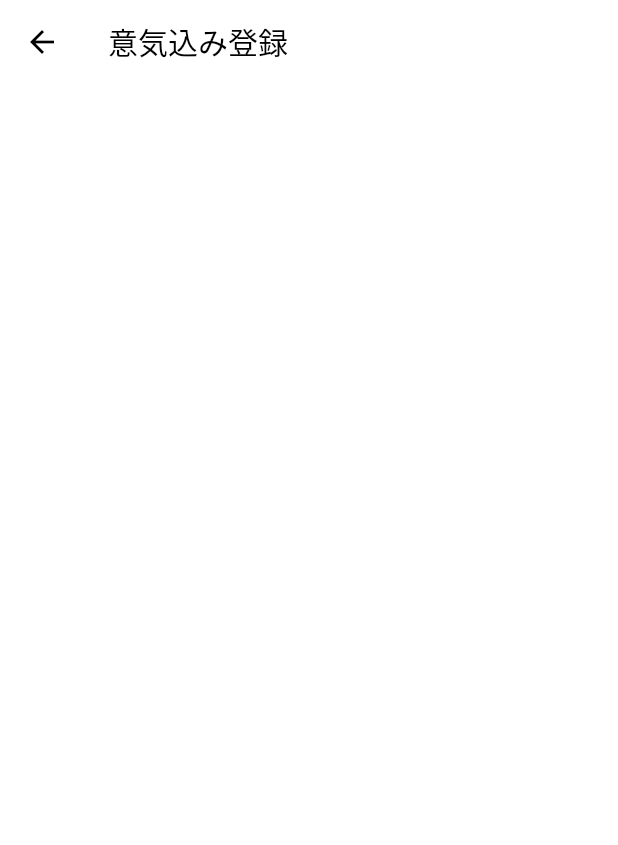
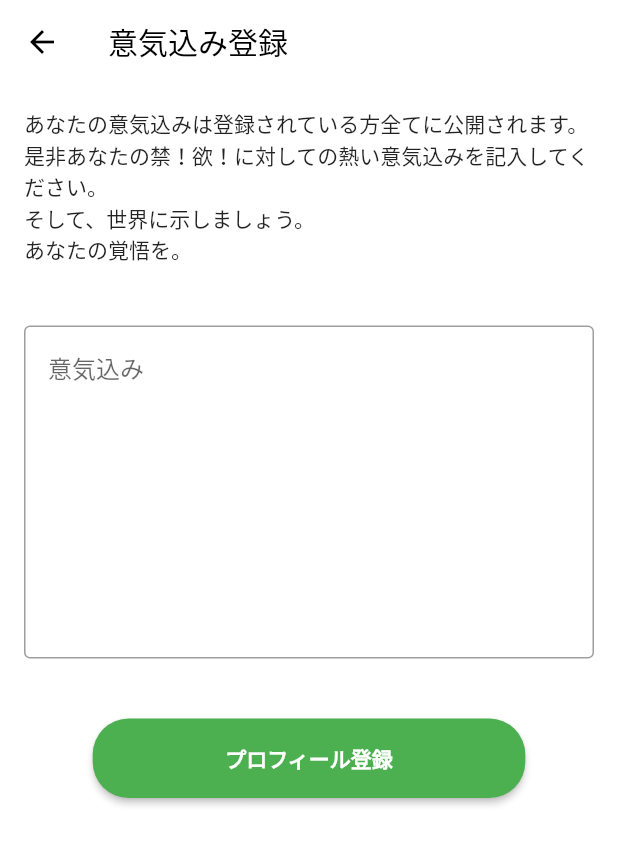
Before and after one commit to tttuuu1234/abstinence_app, a Flutter app: the EnthusiasmRegisterPage screen opened directly, on a phone screen of 412 x 824 dp. Shown: the top 845 px of the screen. Run offline on Flutter 3.47's test engine with Material 2 defaults, Android fonts, the phone set to English and light mode, and no system bars; our stand-ins replace flutter_riverpod, package_info_plus.

Commit message:
#12 デザインの実装

```diff
--- a/lib/presentation/components/hint_text.dart
+++ b/lib/presentation/components/hint_text.dart
@@ -2,8 +2,11 @@
 /// 基本的に入力フィールド関係が呼び出されたら使用されると思い、
 /// componentと関係性が近いのでcomponents内に配置した
 class HintText {
+  HintText._();
+
   static const email = 'xxx@yyy.com';
   static const password = 'パスワードを入力してください';
   static const nickname = '禁！欲！マン';
   static const age = '24';
+  static const enthusiasm = '30日間禁欲して、スマートな人間になれるように前進する！！！';
 }
--- /dev/null
+++ b/lib/presentation/components/multi_input_text_form_field/widget.dart
@@ -0,0 +1,55 @@
+import 'package:abstinence_app/presentation/styles/padding.dart';
+import 'package:flutter/material.dart';
+
+import '../../styles/colors.dart';
+
+/// 複数入力filed(バリデーション可能)
+class MultiInputTextFormFiled extends StatelessWidget {
+  const MultiInputTextFormFiled({
+    Key? key,
+    required this.textEditingController,
+    this.readOnly = false,
+    this.alignLabelWithHint = true,
+    this.maxLines = 10,
+    this.textInputAction = TextInputAction.newline,
+    this.labelText,
+    this.hintText,
+    this.onChanged,
+  }) : super(key: key);
+
+  final TextEditingController textEditingController;
+  final bool readOnly;
+  final bool alignLabelWithHint;
+  final int maxLines;
+  final TextInputAction textInputAction;
+  final String? labelText;
+  final String? hintText;
+  final Function(String value)? onChanged;
+
+  @override
+  Widget build(BuildContext context) {
+    return TextFormField(
+      controller: textEditingController,
+      textInputAction: textInputAction,
+      readOnly: readOnly,
+      maxLines: maxLines,
+      decoration: InputDecoration(
+        alignLabelWithHint: alignLabelWithHint,
+        labelText: labelText,
+        hintText: hintText,
+        contentPadding: AppPadding.smallAll,
+        enabledBorder: const OutlineInputBorder(
+          borderSide: BorderSide(
+            color: AppColor.grey,
+          ),
+        ),
+        focusedBorder: const OutlineInputBorder(
+          borderSide: BorderSide(
+            color: AppColor.green,
+          ),
+        ),
+      ),
+      onChanged: onChanged,
+    );
+  }
+}
--- a/lib/presentation/pages/enthusiasm_register/page.dart
+++ b/lib/presentation/pages/enthusiasm_register/page.dart
@@ -1,5 +1,12 @@
+import 'package:abstinence_app/presentation/components/hint_text.dart';
+import 'package:abstinence_app/presentation/components/multi_input_text_form_field/widget.dart';
 import 'package:flutter/material.dart';
 import 'package:flutter_riverpod/flutter_riverpod.dart';
+
+import '../../components/primary_button/widget.dart';
+import '../../services/navigator.dart';
+import '../../styles/margin.dart';
+import '../../styles/padding.dart';
 
 /// 意気込み登録画面
 class EnthusiasmRegisterPage extends ConsumerWidget {
@@ -11,6 +18,34 @@ class EnthusiasmRegisterPage extends ConsumerWidget {
       appBar: AppBar(
         title: const Text('意気込み登録'),
       ),
+      body: Padding(
+        padding: AppPadding.smallAll,
+        child: SingleChildScrollView(
+          child: Column(
+            children: [
+              const Text(
+                'あなたの意気込みは登録されている方全てに公開されます。\n是非あなたの禁！欲！に対しての熱い意気込みを記入してください。\nそして、世界に示しましょう。\nあなたの覚悟を。',
+              ),
+              AppVerticalMargin.xLarge,
+              MultiInputTextFormFiled(
+                textEditingController: TextEditingController(),
+                labelText: '意気込み',
+                hintText: HintText.enthusiasm,
+              ),
+              AppVerticalMargin.xLarge,
+              PrimaryButton(
+                title: 'プロフィール登録',
+                onPressed: () async {
+                  await NavigatorService.push<EnthusiasmRegisterPage>(
+                    context: context,
+                    page: const EnthusiasmRegisterPage(),
+                  );
+                },
+              ),
+            ],
+          ),
+        ),
+      ),
     );
   }
 }
--- a/lib/presentation/pages/profile_register/page.dart
+++ b/lib/presentation/pages/profile_register/page.dart
@@ -22,6 +22,7 @@ class ProfileRegisterPage extends ConsumerWidget {
       ),
       body: Padding(
         padding: AppPadding.smallAll,
+        child: SingleChildScrollView(
           child: Column(
             children: [
               InputTextFormFiled(
@@ -44,7 +45,7 @@ class ProfileRegisterPage extends ConsumerWidget {
               ),
               AppVerticalMargin.xLarge,
               PrimaryButton(
-              title: 'プロフィール登録',
+                title: '次へ',
                 onPressed: () async {
                   await NavigatorService.push<EnthusiasmRegisterPage>(
                     context: context,
@@ -53,6 +54,7 @@ class ProfileRegisterPage extends ConsumerWidget {
                 },
               ),
             ],
+          ),
         ),
       ),
     );
```
Lines whose indentation alone changed are shown as unchanged.
